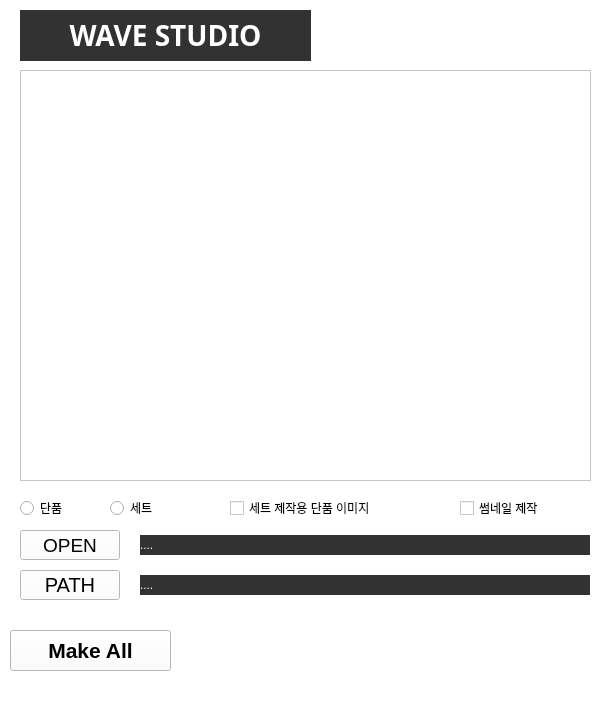
First picture: the form in 03_resource/ui_imageMaking.ui, repository suni1015/ImageMaking, before the edit.
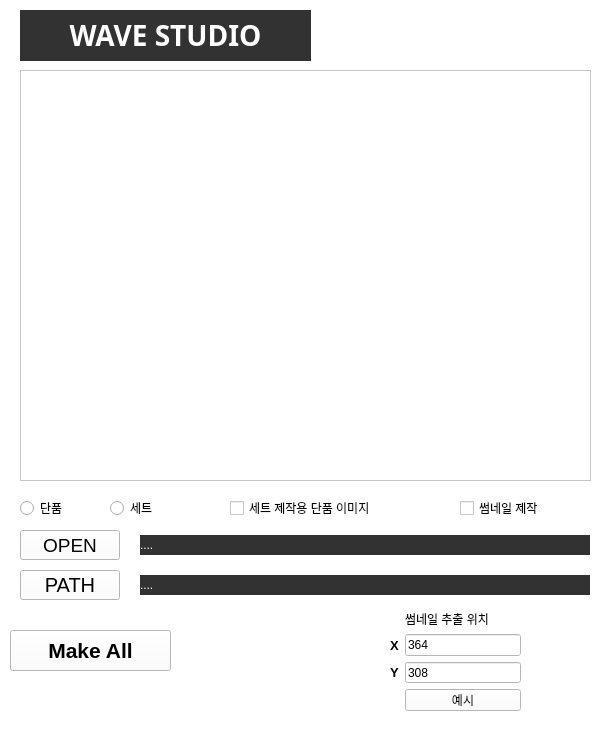
Second picture: the form after the edit.

Commit message: last fix 썸네일 컬러칩 위치 조정 ui 추가 및 기능구현

```diff
--- a/03_resource/ui_imageMaking.ui
+++ b/03_resource/ui_imageMaking.ui
@@ -7,7 +7,7 @@
     <x>0</x>
     <y>0</y>
     <width>600</width>
-    <height>723</height>
+    <height>750</height>
    </rect>
   </property>
   <property name="font">
@@ -272,6 +272,79 @@
      <string>썸네일 제작</string>
     </property>
    </widget>
+   <widget class="QWidget" name="gridLayoutWidget">
+    <property name="geometry">
+     <rect>
+      <x>390</x>
+      <y>610</y>
+      <width>131</width>
+      <height>101</height>
+     </rect>
+    </property>
+    <layout class="QGridLayout" name="gridLayout_3">
+     <item row="1" column="1">
+      <widget class="QLineEdit" name="thumbnail_x">
+       <property name="text">
+        <string>364</string>
+       </property>
+      </widget>
+     </item>
+     <item row="1" column="0">
+      <widget class="QLabel" name="label_3">
+       <property name="font">
+        <font>
+         <pointsize>10</pointsize>
+         <weight>75</weight>
+         <bold>true</bold>
+        </font>
+       </property>
+       <property name="text">
+        <string>X</string>
+       </property>
+      </widget>
+     </item>
+     <item row="2" column="1">
+      <widget class="QLineEdit" name="thumbnail_y">
+       <property name="text">
+        <string>308</string>
+       </property>
+      </widget>
+     </item>
+     <item row="2" column="0">
+      <widget class="QLabel" name="label_2">
+       <property name="font">
+        <font>
+         <pointsize>10</pointsize>
+         <weight>75</weight>
+         <bold>true</bold>
+        </font>
+       </property>
+       <property name="text">
+        <string>Y</string>
+       </property>
+      </widget>
+     </item>
+     <item row="3" column="1">
+      <widget class="QPushButton" name="btn_exam">
+       <property name="text">
+        <string>예시</string>
+       </property>
+      </widget>
+     </item>
+     <item row="0" column="1">
+      <widget class="QLabel" name="label_4">
+       <property name="font">
+        <font>
+         <pointsize>9</pointsize>
+        </font>
+       </property>
+       <property name="text">
+        <string>썸네일 추출 위치</string>
+       </property>
+      </widget>
+     </item>
+    </layout>
+   </widget>
   </widget>
   <widget class="QMenuBar" name="menubar">
    <property name="geometry">
```
Left out of the diff: 2 changed lines with no effect on the pictures. The commit also changes 2 other files.
